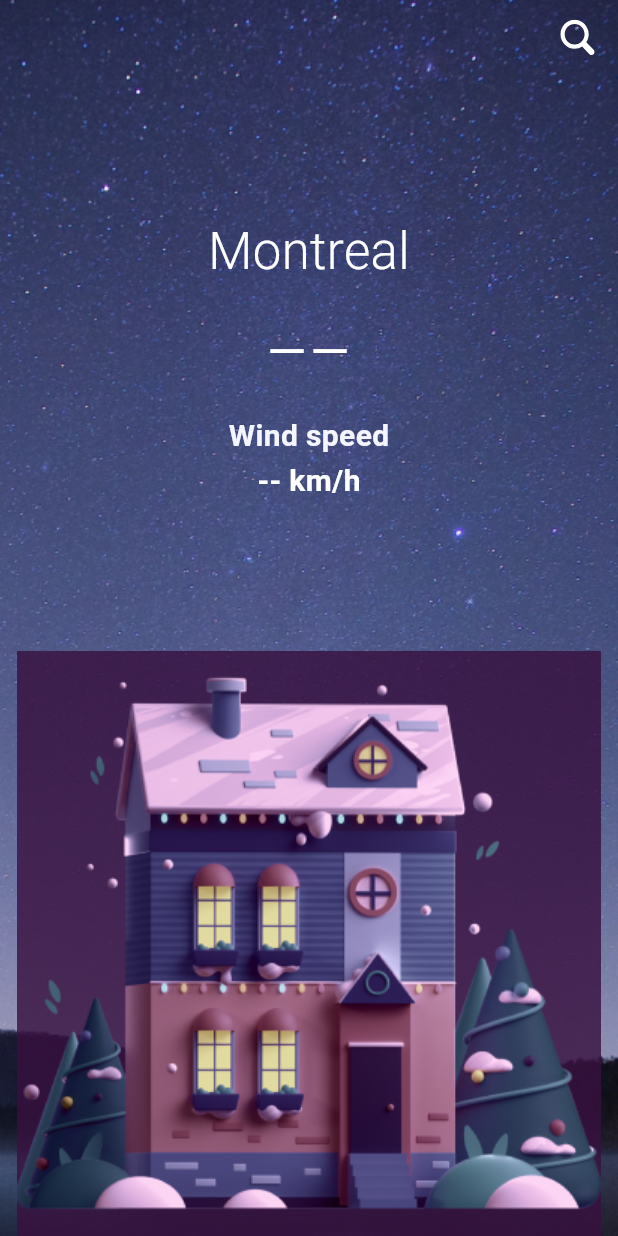
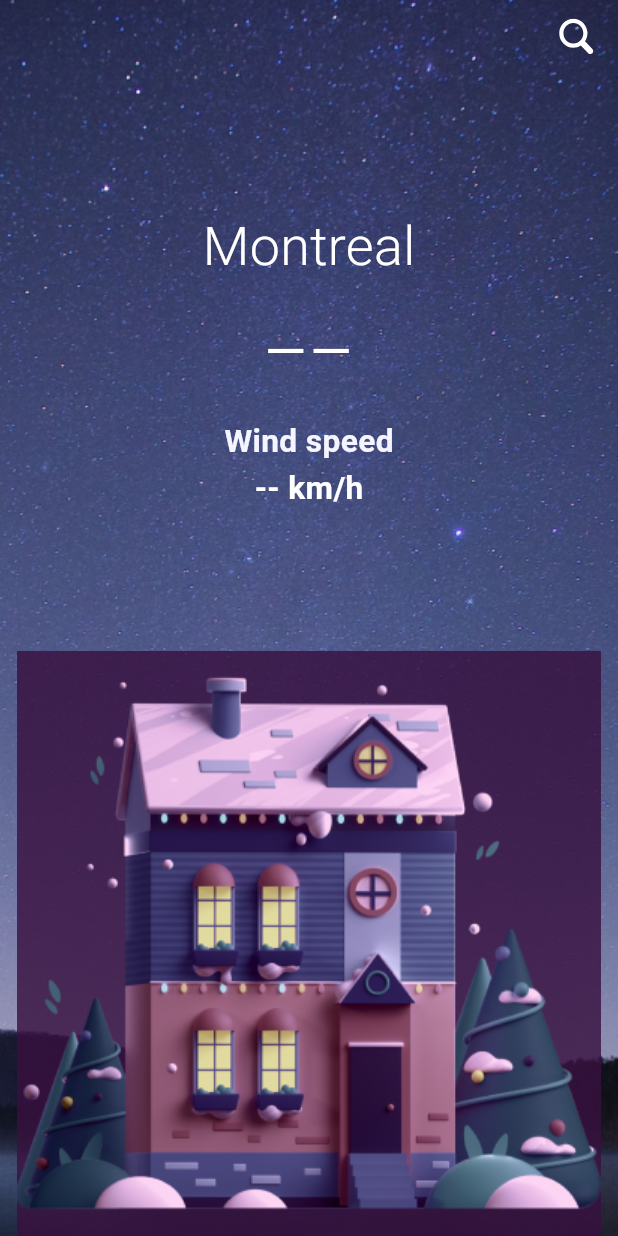
Before and after one commit to Shkryabminer/weather_test, a Flutter app: the screen it shows after launch, on a phone screen of 412 x 824 dp. Run offline on Flutter 3.47's test engine with Material 3 defaults, Android fonts, the phone set to English and light mode, and no system bars; our stand-ins replace auto_route, dio, flutter_bloc, flutter_screenutil, flutter_svg, get and 1 more; missing offline and left inert: flutter_svprogresshud; accounts and stored records are empty; project files that could hold a hidden picture were left out.

Commit message:
added Get realisation

```diff
--- a/lib/core/di/component/data_base_component.dart
+++ b/lib/core/di/component/data_base_component.dart
@@ -1,10 +1,5 @@
-import 'package:hive_flutter/hive_flutter.dart';
-import 'package:weather_test/data/entities/city_entity/city_entity_model.dart';
 import 'package:weather_test/data/source/local/data_base.dart';
 
 Future<DataBase> initDB() async {
-  await Hive.initFlutter();
-  Hive.registerAdapter(CityEntityModelAdapter());
-
   return DataBase();
 }
--- a/lib/core/navigation/route_manager.dart
+++ /dev/null
@@ -1,16 +0,0 @@
-import 'package:auto_route/auto_route.dart';
-
-import '../../modules/search_list/view/search_screen.dart';
-import '../../modules/weather/view/weather_screen.dart';
-
-part 'route_manager.gr.dart';
-
-@AutoRouterConfig()
-class RouteManager extends _$RouteManager {
-  RouteManager._();
-
-  static RouteManager instance = RouteManager._();
-
-  @override
-  List<AutoRoute> get routes => [AutoRoute(page: WeatherRoute.page, initial: true), AutoRoute(page: SearchRoute.page)];
-}
--- a/lib/main.dart
+++ b/lib/main.dart
@@ -1,11 +1,23 @@
 import 'package:flutter/material.dart';
-import 'package:weather_test/core/navigation/route_manager.dart';
+import 'package:flutter_bloc/flutter_bloc.dart';
+import 'package:flutter_screenutil/flutter_screenutil.dart';
+import 'package:get/get_navigation/src/root/get_material_app.dart';
+import 'package:hive_flutter/adapters.dart';
+import 'package:weather_test/data/repositories/city_repository.dart';
+import 'package:weather_test/data/repositories/weather_repository.dart';
+import 'package:weather_test/data/source/local/data_base.dart';
+import 'package:weather_test/modules/search_list/search_list_cubit.dart';
+import 'package:weather_test/modules/weather/view/weather_screen.dart';
+import 'package:weather_test/modules/weather/weather_cubit.dart';
+import 'package:weather_test/resources/constants.dart';
 
-import 'core/di/dependency_provider.dart';
+import 'data/api/dio_factoy.dart';
+import 'data/entities/city_entity/city_entity_model.dart';
 
 void main() async {
   WidgetsFlutterBinding.ensureInitialized();
-  await setupDI();
+  await Hive.initFlutter();
+  Hive.registerAdapter(CityEntityModelAdapter());
 
   runApp(const MyApp());
 }
@@ -13,11 +25,37 @@ void main() async {
 class MyApp extends StatelessWidget {
   const MyApp({super.key});
 
+  _repositoryProviders() => [
+        RepositoryProvider(create: (context) => DataBase()),
+        RepositoryProvider(create: (context) => DioFactory.instance(baseUrl: baseUrl)),
+        RepositoryProvider(create: (context) => CityRepository(RepositoryProvider.of(context))),
+        RepositoryProvider(
+            create: (context) => WeatherRepository(
+                  RepositoryProvider.of(context),
+                ))
+      ];
+
+  _blockProviders() => [
+        BlocProvider<WeatherCubit>(
+            create: (context) => WeatherCubit(RepositoryProvider.of(context), RepositoryProvider.of(context))),
+        BlocProvider<SearchListCubit>(create: (context) => SearchListCubit(RepositoryProvider.of(context))),
+      ];
+
   @override
   Widget build(BuildContext context) {
-    return MaterialApp.router(
-      routerConfig: RouteManager.instance.config(),
-      debugShowCheckedModeBanner: false,
-    );
+    return ScreenUtilInit(
+        designSize: const Size(390, 844),
+        builder: (BuildContext context, Widget? child) {
+          return MultiRepositoryProvider(
+            providers: _repositoryProviders(),
+            child: MultiBlocProvider(
+              providers: _blockProviders(),
+              child: const GetMaterialApp(
+                debugShowCheckedModeBanner: false,
+                home: WeatherScreen(),
+              ),
+            ),
+          );
+        });
   }
 }
--- a/lib/modules/search_list/search_list_cubit.dart
+++ b/lib/modules/search_list/search_list_cubit.dart
@@ -6,7 +6,7 @@ import 'package:weather_test/domain/models/city_model.dart';
 import 'package:weather_test/modules/search_list/search_list_cubit_state.dart';
 
 class SearchListCubit extends Cubit<SearchListState> {
-  SearchListCubit(this._cityRepository, super.initialState) {
+  SearchListCubit(this._cityRepository) : super(SearchListState.defaultState()) {
     getCities();
   }
 
--- a/lib/modules/weather/view/weather_screen.dart
+++ b/lib/modules/weather/view/weather_screen.dart
@@ -1,13 +1,13 @@
 import 'package:auto_route/auto_route.dart';
 import 'package:flutter/material.dart';
 import 'package:flutter_bloc/flutter_bloc.dart';
+import 'package:flutter_screenutil/flutter_screenutil.dart';
 import 'package:flutter_svg/flutter_svg.dart';
-import 'package:get_it/get_it.dart';
+import 'package:get/get.dart';
 import 'package:weather_test/domain/models/city_model.dart';
+import 'package:weather_test/modules/search_list/view/search_screen.dart';
 import 'package:weather_test/modules/weather/weather_cubit.dart';
 import 'package:weather_test/modules/weather/weather_state.dart';
-
-import '../../../core/navigation/route_manager.dart';
 
 @RoutePage()
 class WeatherScreen extends StatelessWidget {
@@ -27,9 +27,7 @@ class WeatherScreen extends StatelessWidget {
         child: Scaffold(
             resizeToAvoidBottomInset: false,
             backgroundColor: Colors.transparent,
-            body: BlocProvider<WeatherCubit>(
-              create: (context) => WeatherCubit(GetIt.I.get(), GetIt.I.get()),
-              child: BlocBuilder<WeatherCubit, WeatherState>(builder: (context, weatherState) {
+            body: BlocBuilder<WeatherCubit, WeatherState>(builder: (context, weatherState) {
               var cubit = BlocProvider.of<WeatherCubit>(context);
               return GestureDetector(
                 onVerticalDragEnd: (details) {
@@ -38,14 +36,14 @@ class WeatherScreen extends StatelessWidget {
                 child: Column(
                   children: [
                     SizedBox(
-                        height: 50,
+                      height: 50.h,
                       child: Align(
                           alignment: Alignment.centerRight,
                           child: Padding(
-                              padding: const EdgeInsets.only(right: 15.0),
+                            padding: EdgeInsets.only(right: 15.0.w),
                             child: InkWell(
                                 onTap: () async {
-                                    var res = await context.router.push(const SearchRoute());
+                                  var res = await Get.to(() => const SearchScreen());
                                   if (res is CityModel) {
                                     cubit.setCity(res);
                                   }
@@ -53,39 +51,39 @@ class WeatherScreen extends StatelessWidget {
                                 child: SvgPicture.asset('assets/images/ic_search.svg')),
                           )),
                     ),
-                      const SizedBox(
-                        height: 100,
+                    SizedBox(
+                      height: 100.h,
                     ),
                     Column(
                       children: [
                         Text(weatherState.city?.city ?? 'Montreal',
-                              style: const TextStyle(
-                                fontSize: 34,
+                            style: TextStyle(
+                              fontSize: 34.sp,
                               height: 1,
                               fontWeight: FontWeight.w300,
-                                color: Color(0xFFFFFFFF),
+                              color: const Color(0xFFFFFFFF),
                             )),
                         Text(weatherState.weather?.temperature ?? '--',
-                              style: const TextStyle(
-                                fontSize: 96,
+                            style: TextStyle(
+                              fontSize: 96.sp,
                               height: 1,
                               fontWeight: FontWeight.w200,
-                                color: Color(0xFFFFFFFF),
+                              color: const Color(0xFFFFFFFF),
                             )),
-                          const Text('Wind speed',
+                        Text('Wind speed',
                             style: TextStyle(
-                                fontSize: 20,
+                              fontSize: 20.sp,
                               height: 1,
                               fontWeight: FontWeight.w600,
-                                color: Color(0xFFF5F5FF),
+                              color: const Color(0xFFF5F5FF),
                             )),
                         Text(
                           '${weatherState.weather?.windSpeed ?? '--'} km/h',
-                            style: const TextStyle(
-                              fontSize: 20,
-                              height: 2,
+                          style: TextStyle(
+                            fontSize: 20.sp,
+                            height: 2.h,
                             fontWeight: FontWeight.w600,
-                              color: Color(0xFFFFFFFF),
+                            color: const Color(0xFFFFFFFF),
                           ),
                         ),
                       ],
@@ -101,8 +99,7 @@ class WeatherScreen extends StatelessWidget {
                   ],
                 ),
               );
-              }),
-            )),
+            })),
       ),
     );
   }
--- a/pubspec.yaml
+++ b/pubspec.yaml
@@ -42,6 +42,8 @@ dependencies:
   get_it: ^7.6.0
   auto_route: ^7.8.4
   dio: ^5.4.2+1
+  get: ^4.6.5
+  flutter_screenutil: ^5.4.0
 
 
 dev_dependencies:
```
Also changed, not shown: lib/core/di/dependency_provider.dart (deleted, +0 -16 lines), lib/modules/search_list/view/components/city_card.dart (+5 -4 lines), lib/modules/search_list/view/search_screen.dart (+17 -23 lines), lib/core/navigation/route_manager.gr.dart (deleted). Lines whose indentation alone changed are shown as unchanged.
